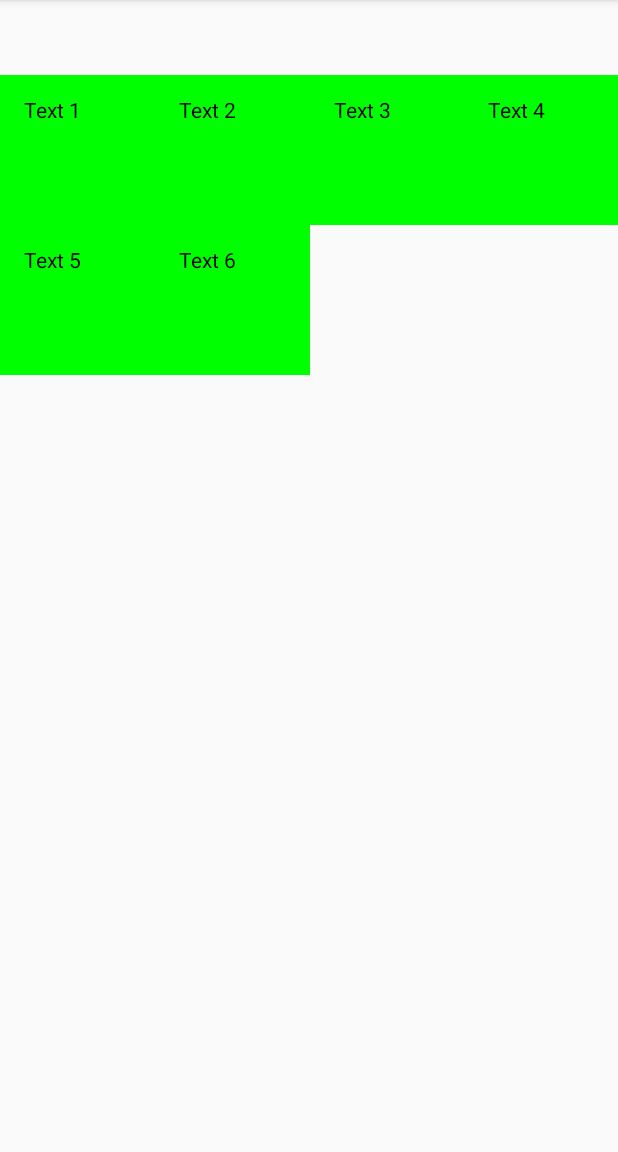
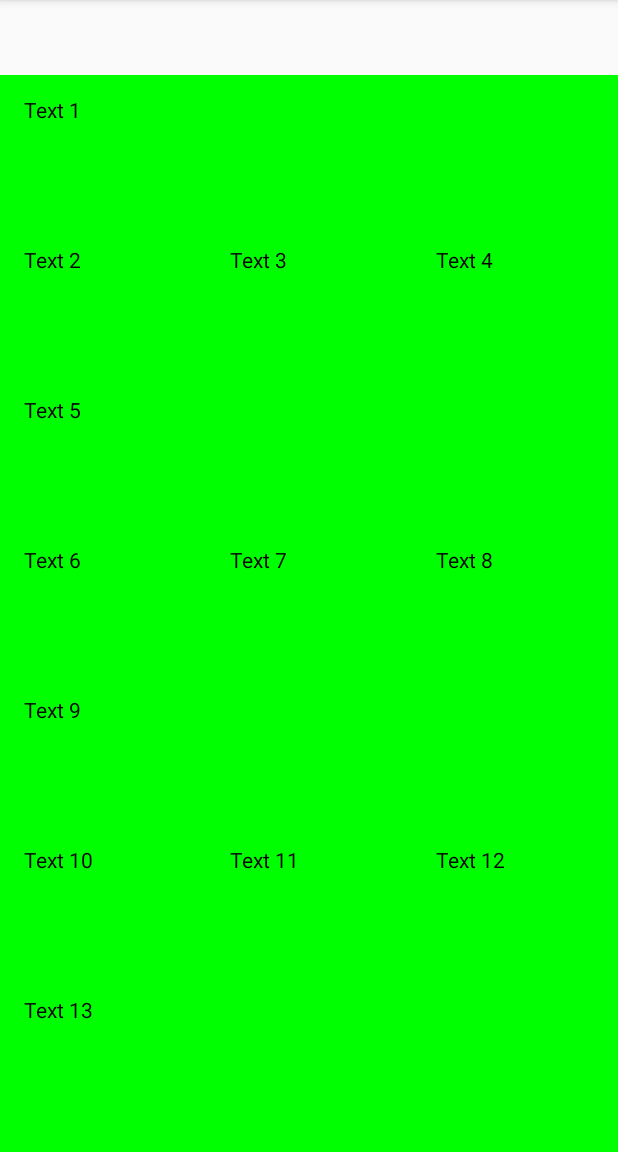
Before and after one commit to pedro-donoso/gridCompose, an Android app built with Jetpack Compose: the screen it shows after launch (MainActivity), on a phone screen of 412 x 824 dp, the part 84-1236 px from its top. Run offline under Robolectric (Android 15) with nearby library versions, the phone set to English and light mode, and no system bars.

```diff
--- a/app/src/main/java/com/example/gridcompose/MainActivity.kt
+++ b/app/src/main/java/com/example/gridcompose/MainActivity.kt
@@ -6,12 +6,12 @@ import androidx.activity.enableEdgeToEdge
 import androidx.appcompat.app.AppCompatActivity
 import androidx.compose.foundation.background
 import androidx.compose.foundation.layout.Box
-import androidx.compose.foundation.layout.fillMaxSize
+import androidx.compose.foundation.layout.fillMaxWidth
 import androidx.compose.foundation.layout.padding
 import androidx.compose.foundation.layout.size
 import androidx.compose.foundation.lazy.grid.GridCells
+import androidx.compose.foundation.lazy.grid.GridItemSpan
 import androidx.compose.foundation.lazy.grid.LazyVerticalGrid
-import androidx.compose.foundation.lazy.grid.items
 import androidx.compose.material3.Text
 import androidx.compose.runtime.Composable
 import androidx.compose.ui.Modifier
@@ -31,22 +31,56 @@ class MainActivity : AppCompatActivity() {
 @Composable
 fun MainScreen() {
 
-    val list = listOf("Text 1", "Text 2", "Text 3", "Text 4", "Text 5", "Text 6")
+    val list =
+        listOf(
+            "Text 1",
+            "Text 2",
+            "Text 3",
+            "Text 4",
+            "Text 5",
+            "Text 6",
+            "Text 7",
+            "Text 8",
+            "Text 9",
+            "Text 10",
+            "Text 11",
+            "Text 12",
+            "Text 13",
+            "Text 14",
+            "Text 15",
+            "Text 16",
+            "Text 17",
+            "Text 18",
+            "Text 19",
+            "Text 20"
+        )
 
     LazyVerticalGrid(
-        columns = GridCells.Fixed(4),
-        modifier = Modifier.fillMaxSize().padding(top = 106.dp)
+        columns = GridCells.Fixed(3),
+        modifier = Modifier
+            .fillMaxWidth()
+            .padding(top = 106.dp)
     ) {
-        items(list) {
+
+        list.forEachIndexed { index, element ->
+            val span = if (index % 4 == 0) {
+                GridItemSpan(3)
+            } else {
+                GridItemSpan(1)
+            }
+            item(span = { span }) {
                 Box(
-                modifier = Modifier.background(Color.Green)
+                    modifier = Modifier
+                        .background(Color.Green)
                         .size(100.dp)
                 ) {
                     Text(
-                    text = it,
+                        text = element,
                         modifier = Modifier.padding(16.dp)
                     )
                 }
             }
+
         }
     }
+}
```
Lines whose indentation alone changed are shown as unchanged.
